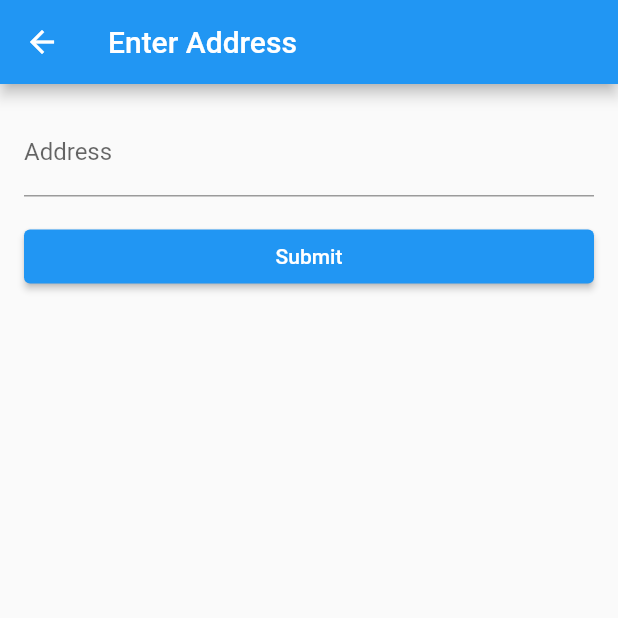
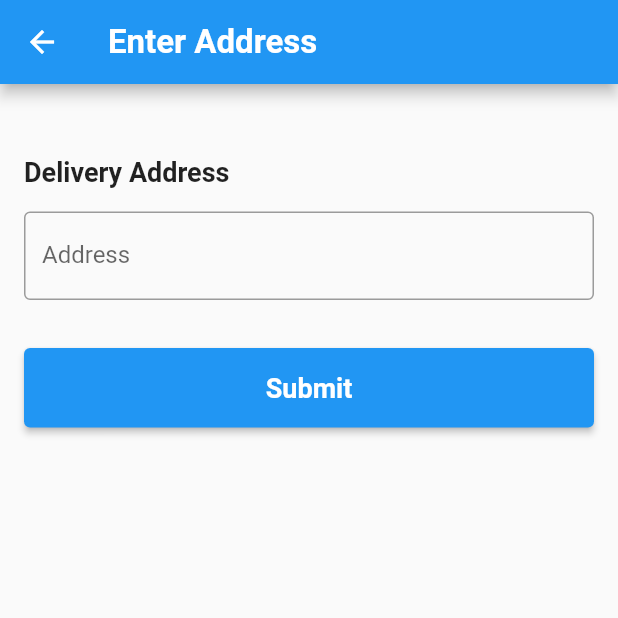
Before and after one commit to sed-ID/emart, a Flutter app: the PaymentPage screen opened directly with empty values, on a phone screen of 412 x 824 dp, the top half of it. Run offline on Flutter 3.47's test engine with Material 2 defaults, Android fonts, the phone set to English and light mode, and no system bars; our stand-ins replace cloud_firestore, firebase_auth, firebase_core, google_fonts; accounts and stored records are empty.

```diff
--- a/lib/payment_page.dart
+++ b/lib/payment_page.dart
@@ -22,26 +22,53 @@ class _PaymentPageState extends State<PaymentPage> {
   Widget build(BuildContext context) {
     return Scaffold(
       appBar: AppBar(
-        title: Text('Enter Address'),
+        title: Text(
+          'Enter Address',
+          style: TextStyle(
+            fontWeight: FontWeight.bold,
+            fontSize: 22.0,
+          ),
+        ),
+        backgroundColor: Colors.blue,
       ),
       body: Padding(
         padding: const EdgeInsets.all(16.0),
         child: Column(
           crossAxisAlignment: CrossAxisAlignment.stretch,
           children: [
+            SizedBox(height: 32),
+            Text(
+              'Delivery Address',
+              style: TextStyle(
+                fontWeight: FontWeight.bold,
+                fontSize: 18.0,
+              ),
+            ),
+            SizedBox(height: 16),
             TextField(
               controller: _addressController,
               decoration: InputDecoration(
                 labelText: 'Address',
+                border: OutlineInputBorder(),
               ),
             ),
-            SizedBox(height: 16),
+            SizedBox(height: 32),
             ElevatedButton(
               onPressed: () {
                 // Return address to the previous page
                 Navigator.pop(context, _addressController.text);
               },
-              child: Text('Submit'),
+              style: ElevatedButton.styleFrom(
+                primary: Colors.blue,
+                padding: EdgeInsets.symmetric(vertical: 16.0),
+              ),
+              child: Text(
+                'Submit',
+                style: TextStyle(
+                  fontSize: 18.0,
+                  fontWeight: FontWeight.bold,
+                ),
+              ),
             ),
           ],
         ),
```
Also changed, not shown: lib/home_page.dart (+3 -4 lines), lib/order_history_page.dart (+8 -34 lines).
